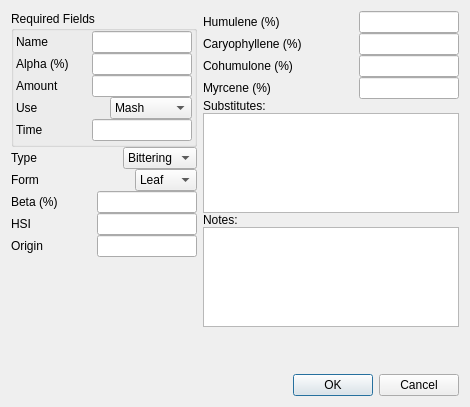
This is ui/hopEditor.ui in Brewtarget/brewtarget as Qt 5 draws it before an edit. The edited form follows.
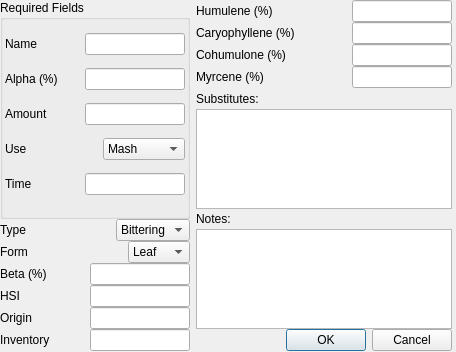
This is the edited form.

Commit message: Added inventory feature

The edit to the form file:
```diff
--- a/ui/hopEditor.ui
+++ b/ui/hopEditor.ui
@@ -6,8 +6,8 @@
    <rect>
     <x>0</x>
     <y>0</y>
-    <width>470</width>
-    <height>407</height>
+    <width>456</width>
+    <height>352</height>
    </rect>
   </property>
   <property name="sizePolicy">
@@ -19,6 +19,15 @@
   <property name="windowTitle">
    <string>Hop Editor</string>
   </property>
+  <widget class="QWidget" name="">
+   <property name="geometry">
+    <rect>
+     <x>0</x>
+     <y>0</y>
+     <width>452</width>
+     <height>351</height>
+    </rect>
+   </property>
   <layout class="QHBoxLayout" name="horizontalLayout_15">
    <item>
     <layout class="QVBoxLayout" name="verticalLayout_3">
@@ -483,20 +492,34 @@
       </layout>
      </item>
      <item>
-      <spacer name="verticalSpacer">
-       <property name="orientation">
-        <enum>Qt::Vertical</enum>
-       </property>
-       <property name="sizeType">
-        <enum>QSizePolicy::Expanding</enum>
-       </property>
-       <property name="sizeHint" stdset="0">
+       <layout class="QHBoxLayout" name="horizontalLayout_16">
+        <item>
+         <widget class="QLabel" name="label_inventory">
+          <property name="text">
+           <string>Inventory</string>
+          </property>
+         </widget>
+        </item>
+        <item>
+         <widget class="QLineEdit" name="lineEdit_inventory">
+          <property name="sizePolicy">
+           <sizepolicy hsizetype="Maximum" vsizetype="Fixed">
+            <horstretch>0</horstretch>
+            <verstretch>0</verstretch>
+           </sizepolicy>
+          </property>
+          <property name="maximumSize">
         <size>
-         <width>20</width>
-         <height>20</height>
-        </size>
-       </property>
-      </spacer>
+            <width>100</width>
+            <height>16777215</height>
+           </size>
+          </property>
+          <property name="toolTip">
+           <string>Amount in inventory</string>
+          </property>
+         </widget>
+        </item>
+       </layout>
      </item>
     </layout>
    </item>
@@ -731,22 +754,6 @@
        </property>
       </widget>
      </item>
-     <item>
-      <spacer name="verticalSpacer_2">
-       <property name="orientation">
-        <enum>Qt::Vertical</enum>
-       </property>
-       <property name="sizeType">
-        <enum>QSizePolicy::MinimumExpanding</enum>
-       </property>
-       <property name="sizeHint" stdset="0">
-        <size>
-         <width>20</width>
-         <height>10</height>
-        </size>
-       </property>
-      </spacer>
-     </item>
      <item>
       <widget class="QDialogButtonBox" name="buttonBox">
        <property name="orientation">
@@ -760,6 +767,7 @@
     </layout>
    </item>
   </layout>
+  </widget>
  </widget>
  <resources/>
  <connections>
```
Lines whose indentation alone changed are shown as unchanged. The commit also changes 38 other files.
